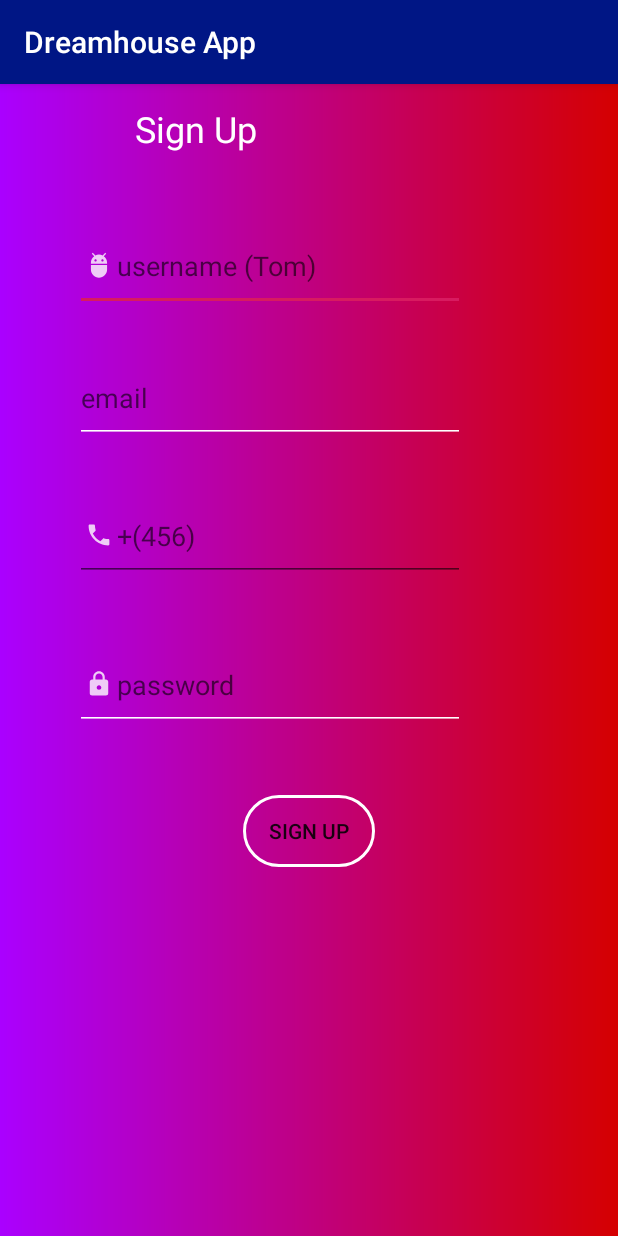
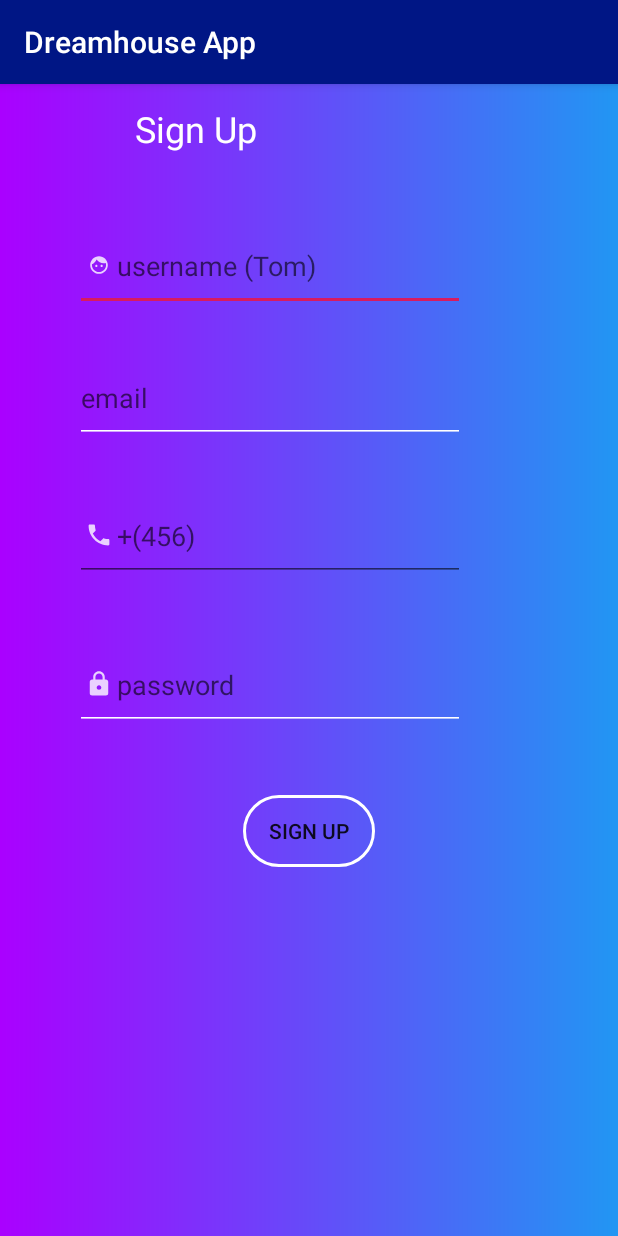
Before and after one commit to Christine-N-Mwaura/DreamHouseApp, an Android app: the signup screen opened directly, with no data from a screen before it, on a phone screen of 412 x 824 dp. Run offline under Robolectric (Android 15) with nearby library versions, the phone set to English and light mode, and no system bars; our stand-ins replace ButterKnife.

Commit message:
add images to the drawables folder.

```diff
--- a/app/src/main/res/drawable-anydpi/ic_action_user.xml
+++ b/app/src/main/res/drawable-anydpi/ic_action_user.xml
@@ -1,14 +1,14 @@
 <vector xmlns:android="http://schemas.android.com/apk/res/android"
     android:width="24dp"
     android:height="24dp"
-    android:viewportWidth="31.2"
-    android:viewportHeight="31.2"
+    android:viewportWidth="40.8"
+    android:viewportHeight="40.8"
     android:tint="#FFFFFF"
     android:alpha="0.8">
-  <group android:translateX="3.6"
-      android:translateY="3.6">
+  <group android:translateX="8.4"
+      android:translateY="8.4">
       <path
           android:fillColor="#FF000000"
-          android:pathData="M5,16c0,3.87 3.13,7 7,7s7,-3.13 7,-7v-4L5,12v4zM16.12,4.37l2.1,-2.1 -0.82,-0.83 -2.3,2.31C14.16,3.28 13.12,3 12,3s-2.16,0.28 -3.09,0.75L6.6,1.44l-0.82,0.83 2.1,2.1C6.14,5.64 5,7.68 5,10v1h14v-1c0,-2.32 -1.14,-4.36 -2.88,-5.63zM9,9c-0.55,0 -1,-0.45 -1,-1s0.45,-1 1,-1 1,0.45 1,1 -0.45,1 -1,1zM15,9c-0.55,0 -1,-0.45 -1,-1s0.45,-1 1,-1 1,0.45 1,1 -0.45,1 -1,1z"/>
+          android:pathData="M9,11.75c-0.69,0 -1.25,0.56 -1.25,1.25s0.56,1.25 1.25,1.25 1.25,-0.56 1.25,-1.25 -0.56,-1.25 -1.25,-1.25zM15,11.75c-0.69,0 -1.25,0.56 -1.25,1.25s0.56,1.25 1.25,1.25 1.25,-0.56 1.25,-1.25 -0.56,-1.25 -1.25,-1.25zM12,2C6.48,2 2,6.48 2,12s4.48,10 10,10 10,-4.48 10,-10S17.52,2 12,2zM12,20c-4.41,0 -8,-3.59 -8,-8 0,-0.29 0.02,-0.58 0.05,-0.86 2.36,-1.05 4.23,-2.98 5.21,-5.37C11.07,8.33 14.05,10 17.42,10c0.78,0 1.53,-0.09 2.25,-0.26 0.21,0.71 0.33,1.47 0.33,2.26 0,4.41 -3.59,8 -8,8z"/>
   </group>
 </vector>
--- a/app/src/main/res/drawable/gradient.xml
+++ b/app/src/main/res/drawable/gradient.xml
@@ -2,6 +2,6 @@
 <shape xmlns:android="http://schemas.android.com/apk/res/android">
     <gradient
     android:startColor = "#AA00FF"
-    android:endColor = "#D50000"/>
+    android:endColor = "#2196F3"/>
 
 </shape>
```
Also changed, not shown: app/src/main/res/drawable-hdpi/ic_action_user.png, app/src/main/res/drawable-mdpi/ic_action_user.png, app/src/main/res/drawable-xhdpi/ic_action_user.png, app/src/main/res/drawable-xxhdpi/ic_action_user.png.
